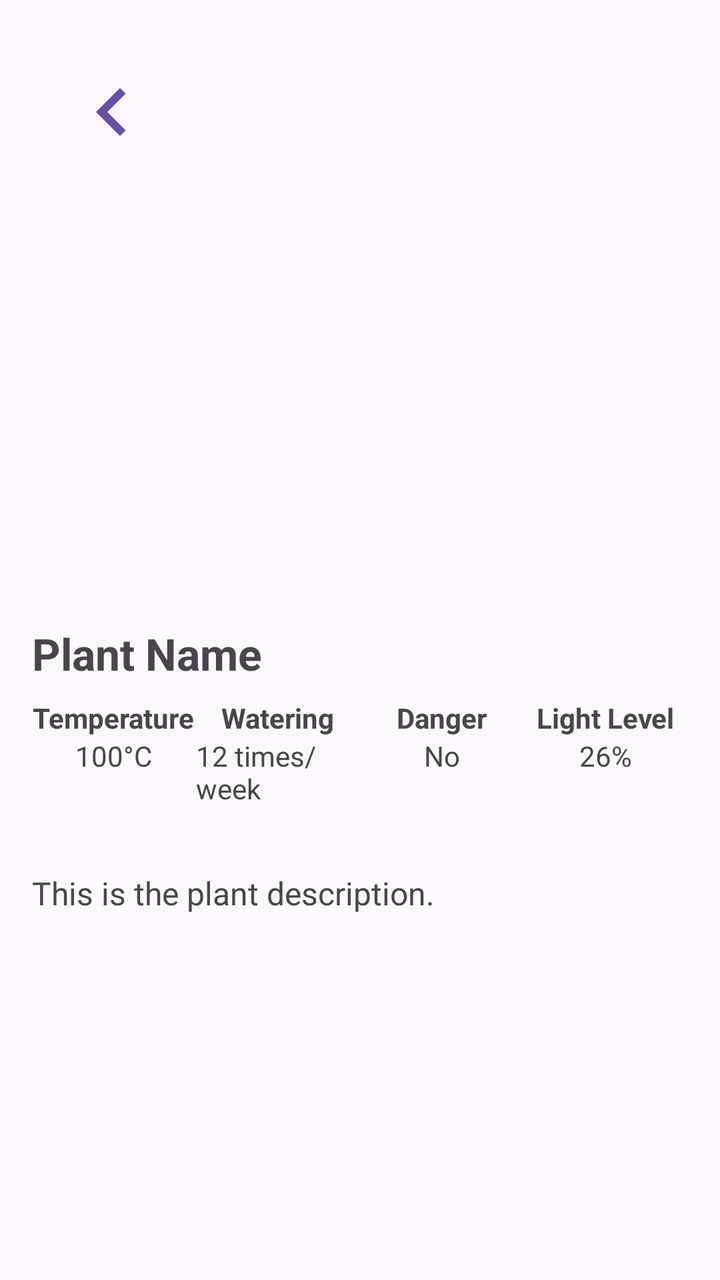
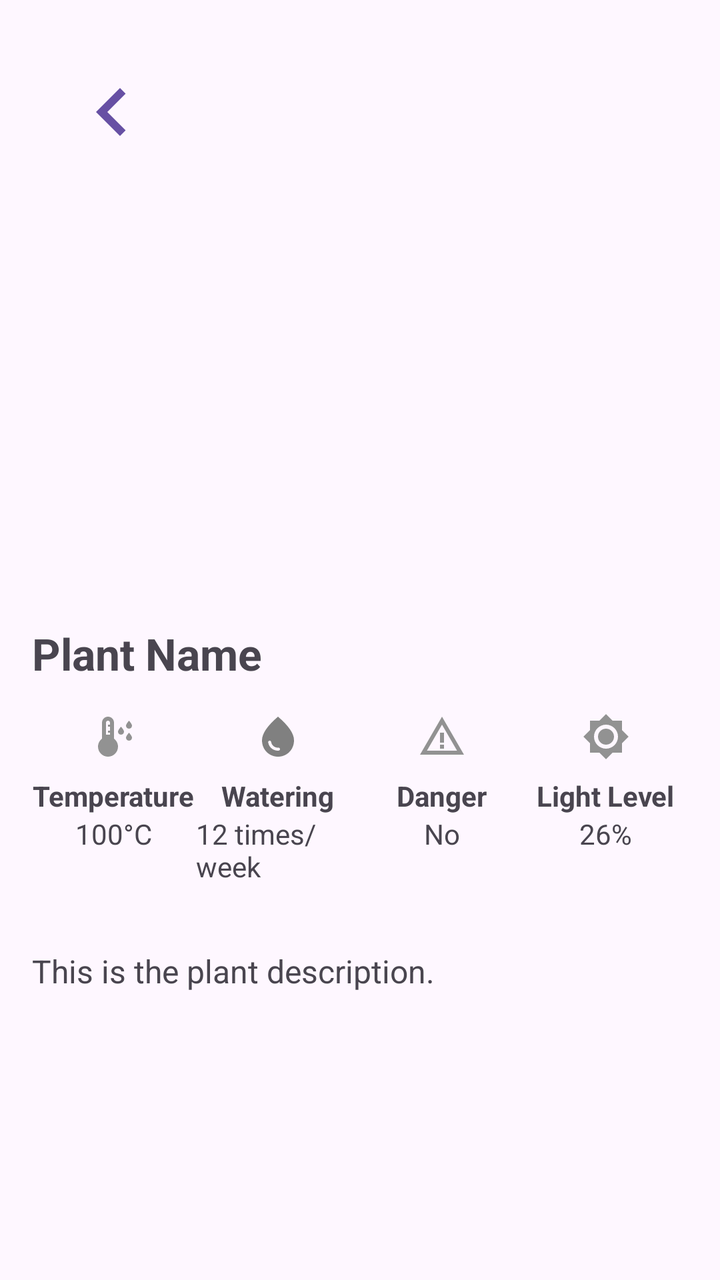

Before-and-after screenshots of an Android layout around one commit, followed by the original layout XML and the change that was made.
<!-- AndroidManifest.xml: application theme Base.Theme.Tanaman -->
<!-- res/layout/fragment_plant_detail.xml -->
<ScrollView xmlns:android="http://schemas.android.com/apk/res/android"
    android:layout_width="match_parent"
    android:layout_height="match_parent"
    android:padding="16dp">

    <LinearLayout
        android:layout_width="match_parent"
        android:layout_height="wrap_content"
        android:orientation="vertical">

        
        <Button
            android:id="@+id/plant_detail_back_button"
            android:layout_width="48dp"
            android:layout_height="48dp"
            android:layout_gravity="start|top"
            android:layout_margin="16dp"
            android:background="@drawable/ic_back"
            android:contentDescription="Back" />

        
        <ImageView
            android:id="@+id/plant_detail_image"
            android:layout_width="match_parent"
            android:layout_height="200dp"
            android:scaleType="centerCrop"
            android:layout_marginBottom="16dp" />

        
        <TextView
            android:id="@+id/plant_detail_name"
            android:layout_width="wrap_content"
            android:layout_height="wrap_content"
            android:text="Plant Name"
            android:textSize="22sp"
            android:textStyle="bold"
            android:layout_marginBottom="8dp" />

        
        <LinearLayout
            android:layout_width="match_parent"
            android:layout_height="wrap_content"
            android:orientation="horizontal"
            android:layout_marginBottom="16dp">

            
            <LinearLayout
                android:layout_width="0dp"
                android:layout_height="wrap_content"
                android:layout_weight="1"
                android:orientation="vertical"
                android:gravity="center">
                <TextView
                    android:layout_width="wrap_content"
                    android:layout_height="wrap_content"
                    android:text="Temperature"
                    android:textStyle="bold" />
                <TextView
                    android:id="@+id/plant_detail_temperature"
                    android:layout_width="wrap_content"
                    android:layout_height="wrap_content"
                    android:text="100°C" />
            </LinearLayout>

            
            <LinearLayout
                android:layout_width="0dp"
                android:layout_height="wrap_content"
                android:layout_weight="1"
                android:orientation="vertical"
                android:gravity="center">
                <TextView
                    android:layout_width="wrap_content"
                    android:layout_height="wrap_content"
                    android:text="Watering"
                    android:textStyle="bold" />
                <TextView
                    android:id="@+id/plant_detail_watering_frequency"
                    android:layout_width="wrap_content"
                    android:layout_height="wrap_content"
                    android:text="12 times/week" />
            </LinearLayout>

            
            <LinearLayout
                android:layout_width="0dp"
                android:layout_height="wrap_content"
                android:layout_weight="1"
                android:orientation="vertical"
                android:gravity="center">
                <TextView
                    android:layout_width="wrap_content"
                    android:layout_height="wrap_content"
                    android:text="Danger"
                    android:textStyle="bold" />
                <TextView
                    android:id="@+id/plant_detail_danger"
                    android:layout_width="wrap_content"
                    android:layout_height="wrap_content"
                    android:text="No" />
            </LinearLayout>

            
            <LinearLayout
                android:layout_width="0dp"
                android:layout_height="wrap_content"
                android:layout_weight="1"
                android:orientation="vertical"
                android:gravity="center">
                <TextView
                    android:layout_width="wrap_content"
                    android:layout_height="wrap_content"
                    android:text="Light Level"
                    android:textStyle="bold" />
                <TextView
                    android:id="@+id/plant_detail_light_level"
                    android:layout_width="wrap_content"
                    android:layout_height="wrap_content"
                    android:text="26%" />
            </LinearLayout>
        </LinearLayout>

        
        <TextView
            android:id="@+id/plant_detail_description"
            android:layout_width="match_parent"
            android:layout_height="wrap_content"
            android:text="This is the plant description."
            android:layout_marginTop="16dp"
            android:textSize="16sp" />
    </LinearLayout>
</ScrollView>
<!-- resources referenced by this layout -->
<resources>
  <!-- drawable ic_back (drawable) -->
  <vector xmlns:android="http://schemas.android.com/apk/res/android"
      android:width="24dp"
      android:height="24dp"
      android:viewportWidth="24"
      android:viewportHeight="24">
      <path
          android:fillColor="#000000"
          android:pathData="M15.41,16.59L10.83,12l4.58,-4.59L14,6l-6,6l6,6z" />
  </vector>
  <style name="Base.Theme.Tanaman" parent="Theme.Material3.DayNight.NoActionBar">
          
          
          <item name="android:statusBarColor">@color/dark_primary</item>
          <item name="android:navigationBarColor">@color/dark_primary</item>
      </style>
  <color name="dark_primary">#67864A</color>
</resources>

<!-- the commit's change to res/layout/fragment_plant_detail.xml (unified diff, before → after) -->
@@ -34,7 +34,7 @@
             android:text="Plant Name"
             android:textSize="22sp"
             android:textStyle="bold"
-            android:layout_marginBottom="8dp" />
+            android:layout_marginBottom="15dp" />
 
         
         <LinearLayout
@@ -50,11 +50,22 @@
                 android:layout_weight="1"
                 android:orientation="vertical"
                 android:gravity="center">
+
+                
+                <ImageView
+                    android:layout_width="wrap_content"
+                    android:layout_height="wrap_content"
+                    android:src="@drawable/ic_temp"
+                android:layout_marginBottom="8dp" />
+
+                
                 <TextView
                     android:layout_width="wrap_content"
                     android:layout_height="wrap_content"
                     android:text="Temperature"
                     android:textStyle="bold" />
+
+                
                 <TextView
                     android:id="@+id/plant_detail_temperature"
                     android:layout_width="wrap_content"
@@ -69,17 +80,30 @@
                 android:layout_weight="1"
                 android:orientation="vertical"
                 android:gravity="center">
+
+                
+                <ImageView
+                    android:layout_width="wrap_content"
+                    android:layout_height="wrap_content"
+                    android:src="@drawable/baseline_water_drop_24"
+                    android:tint="@color/gray"
+                    android:layout_marginBottom="8dp" />
+
+                
                 <TextView
                     android:layout_width="wrap_content"
                     android:layout_height="wrap_content"
                     android:text="Watering"
                     android:textStyle="bold" />
+
+                
                 <TextView
                     android:id="@+id/plant_detail_watering_frequency"
                     android:layout_width="wrap_content"
                     android:layout_height="wrap_content"
                     android:text="12 times/week" />
             </LinearLayout>
+
 
             
             <LinearLayout
@@ -88,17 +112,30 @@
                 android:layout_weight="1"
                 android:orientation="vertical"
                 android:gravity="center">
+
+                
+                <ImageView
+                    android:layout_width="wrap_content"
+                    android:layout_height="wrap_content"
+                    android:src="@drawable/ic_danger"
+                    android:layout_marginBottom="8dp" />
+
+                
                 <TextView
                     android:layout_width="wrap_content"
                     android:layout_height="wrap_content"
                     android:text="Danger"
                     android:textStyle="bold" />
+
+                
                 <TextView
                     android:id="@+id/plant_detail_danger"
                     android:layout_width="wrap_content"
                     android:layout_height="wrap_content"
                     android:text="No" />
             </LinearLayout>
+
+
 
             
             <LinearLayout
@@ -107,17 +144,29 @@
                 android:layout_weight="1"
                 android:orientation="vertical"
                 android:gravity="center">
+
+                
+                <ImageView
+                    android:layout_width="wrap_content"
+                    android:layout_height="wrap_content"
+                    android:src="@drawable/ic_brightness"
+                    android:layout_marginBottom="8dp" />
+
+                
                 <TextView
                     android:layout_width="wrap_content"
                     android:layout_height="wrap_content"
                     android:text="Light Level"
                     android:textStyle="bold" />
+
+                
                 <TextView
                     android:id="@+id/plant_detail_light_level"
                     android:layout_width="wrap_content"
                     android:layout_height="wrap_content"
                     android:text="26%" />
             </LinearLayout>
+
         </LinearLayout>
 
         
<!-- resource entries referenced after the edit -->
@@ -1,5 +1,12 @@
 <!-- resources referenced by this layout -->
 <resources>
+  <color name="gray">#808080</color>
+  <!-- drawable baseline_water_drop_24 (drawable) -->
+  <vector xmlns:android="http://schemas.android.com/apk/res/android" android:height="24dp" android:tint="#000000" android:viewportHeight="24" android:viewportWidth="24" android:width="24dp">
+        
+      <path android:fillColor="@android:color/white" android:pathData="M12,2c-5.33,4.55 -8,8.48 -8,11.8c0,4.98 3.8,8.2 8,8.2s8,-3.22 8,-8.2C20,10.48 17.33,6.55 12,2zM7.83,14c0.37,0 0.67,0.26 0.74,0.62c0.41,2.22 2.28,2.98 3.64,2.87c0.43,-0.02 0.79,0.32 0.79,0.75c0,0.4 -0.32,0.73 -0.72,0.75c-2.13,0.13 -4.62,-1.09 -5.19,-4.12C7.01,14.42 7.37,14 7.83,14z"/>
+      
+  </vector>
   <!-- drawable ic_back (drawable) -->
   <vector xmlns:android="http://schemas.android.com/apk/res/android"
       android:width="24dp"
@@ -10,6 +17,28 @@
           android:fillColor="#000000"
           android:pathData="M15.41,16.59L10.83,12l4.58,-4.59L14,6l-6,6l6,6z" />
   </vector>
+  <!-- drawable ic_brightness (drawable) -->
+  <vector xmlns:android="http://schemas.android.com/apk/res/android" android:height="24dp" android:tint="#929292" android:viewportHeight="24" android:viewportWidth="24" android:width="24dp">
+        
+      <path android:fillColor="@android:color/white" android:pathData="M20,8.69L20,4h-4.69L12,0.69 8.69,4L4,4v4.69L0.69,12 4,15.31L4,20h4.69L12,23.31 15.31,20L20,20v-4.69L23.31,12 20,8.69zM12,18c-3.31,0 -6,-2.69 -6,-6s2.69,-6 6,-6 6,2.69 6,6 -2.69,6 -6,6zM12,8c-2.21,0 -4,1.79 -4,4s1.79,4 4,4 4,-1.79 4,-4 -1.79,-4 -4,-4z"/>
+      
+  </vector>
+  <!-- drawable ic_danger (drawable) -->
+  <vector xmlns:android="http://schemas.android.com/apk/res/android" android:height="24dp" android:tint="#929292" android:viewportHeight="24" android:viewportWidth="24" android:width="24dp">
+        
+      <path android:fillColor="@android:color/white" android:pathData="M12,5.99L19.53,19H4.47L12,5.99M12,2L1,21h22L12,2L12,2z"/>
+        
+      <path android:fillColor="@android:color/white" android:pathData="M13,16l-2,0l0,2l2,0z"/>
+        
+      <path android:fillColor="@android:color/white" android:pathData="M13,10l-2,0l0,5l2,0z"/>
+      
+  </vector>
+  <!-- drawable ic_temp (drawable) -->
+  <vector xmlns:android="http://schemas.android.com/apk/res/android" android:height="24dp" android:tint="#929292" android:viewportHeight="24" android:viewportWidth="24" android:width="24dp">
+        
+      <path android:fillColor="@android:color/white" android:pathData="M12,13V5c0,-1.66 -1.34,-3 -3,-3S6,3.34 6,5v8c-1.21,0.91 -2,2.37 -2,4c0,2.76 2.24,5 5,5s5,-2.24 5,-5C14,15.37 13.21,13.91 12,13zM8,11V5c0,-0.55 0.45,-1 1,-1s1,0.45 1,1v1H9v1h1v1v1H9v1h1v1H8zM21,6.5C21,5.66 19.5,4 19.5,4S18,5.66 18,6.5C18,7.33 18.67,8 19.5,8S21,7.33 21,6.5zM17,9.5C17,8.66 15.5,7 15.5,7S14,8.66 14,9.5c0,0.83 0.67,1.5 1.5,1.5S17,10.33 17,9.5zM21,12.5c0,-0.84 -1.5,-2.5 -1.5,-2.5S18,11.66 18,12.5c0,0.83 0.67,1.5 1.5,1.5S21,13.33 21,12.5z"/>
+      
+  </vector>
   <style name="Base.Theme.Tanaman" parent="Theme.Material3.DayNight.NoActionBar">
           
           
